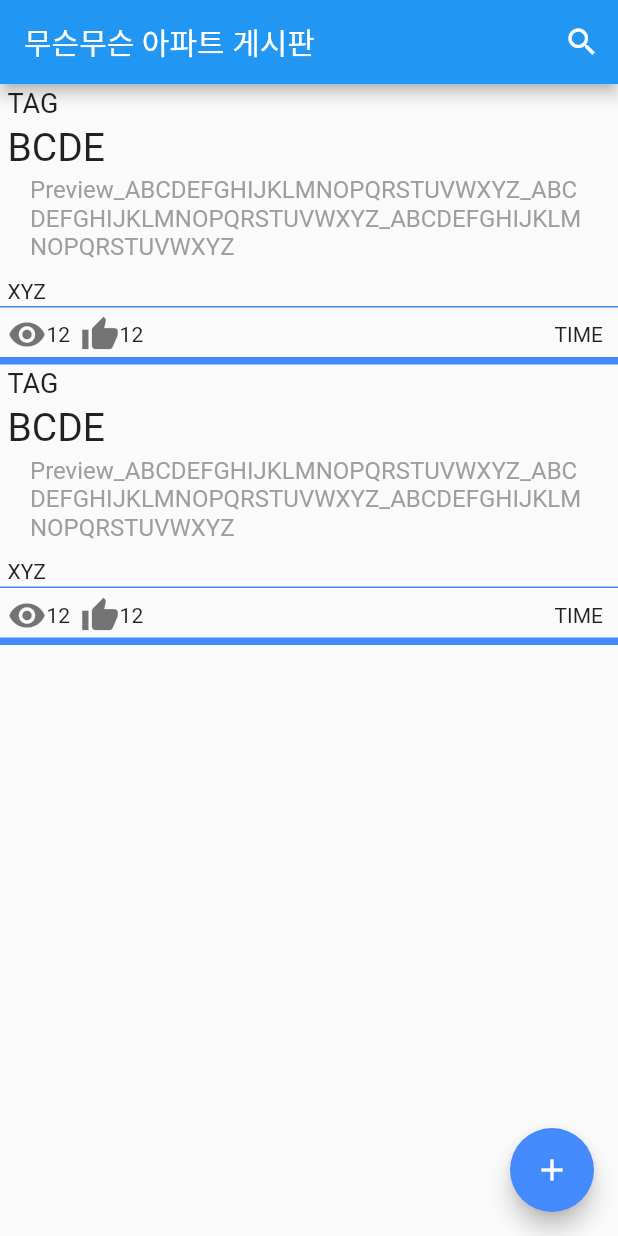
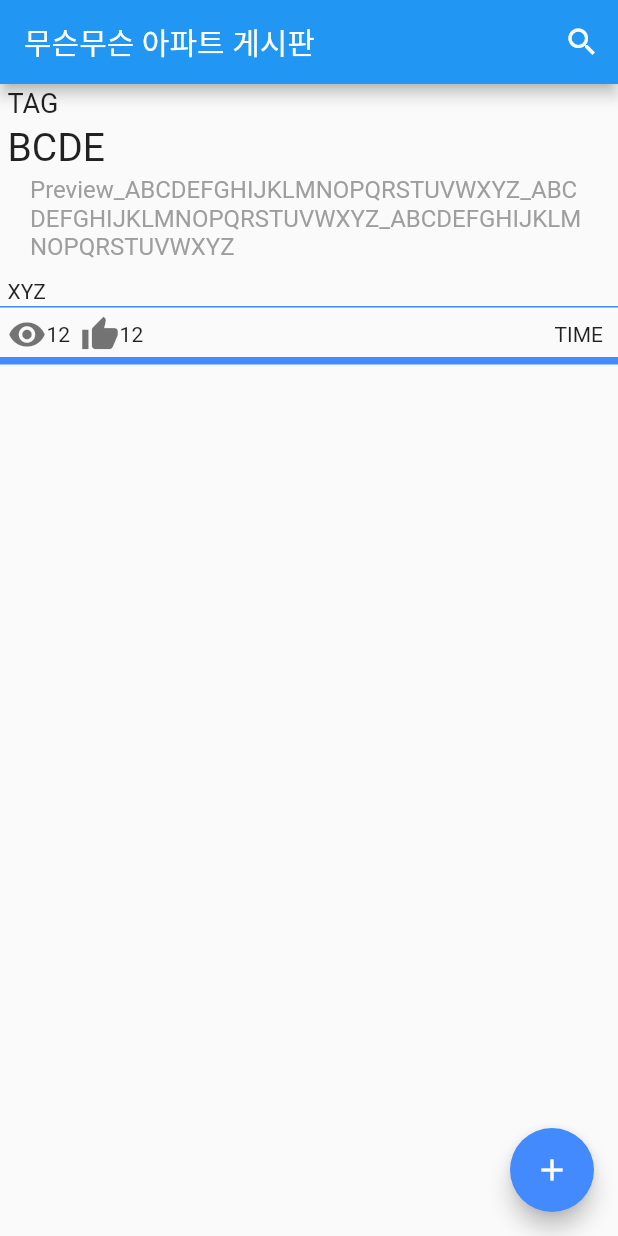
Before and after one commit to hugguggu/Apart_fore, a Flutter app: the BoardScreen screen opened directly, after a tap on the "add" icon, on a phone screen of 412 x 824 dp. Run offline on Flutter 3.47's test engine with Material 2 defaults, Android fonts, the phone set to English and light mode, and no system bars; our stand-ins replace firebase_auth, firebase_core, flutter_bloc, fluttertoast, freezed_annotation, get and 3 more; missing offline and left inert: kakao_flutter_sdk, kakao_flutter_sdk_user; accounts and stored records are empty; generated files the repository leaves out were written again.

Commit message:
포스팅 동적 생성으로 변경

```diff
--- a/lib/board/screen/board_screen.dart
+++ b/lib/board/screen/board_screen.dart
@@ -1,4 +1,5 @@
 import 'package:apart_forest/board/model/model_post.dart';
+import 'package:apart_forest/board/widget/posting_card.dart';
 import 'package:apart_forest/board/widget/search_bar.dart';
 import 'package:flutter/material.dart';
 
@@ -9,6 +10,8 @@ class BoardScreen extends StatefulWidget {
 }
 
 class _BoardScreenState extends State<BoardScreen> {
+  List<Post> postList = [];
+
   @override
   void initState() {
     super.initState();
@@ -29,22 +32,27 @@ class _BoardScreenState extends State<BoardScreen> {
         ],
       ),
       body: Center(
-        child: Column(
-          crossAxisAlignment: CrossAxisAlignment.start,
-          children: <Widget>[
-            SizedBox(
-              height: MediaQuery.of(context).size.height,
-              child: ListView(
-                scrollDirection: Axis.vertical,
-                children: makeArticleList(),
-              ),
-            ),
-          ],
-        ),
-      ),
+          child: Expanded(
+              child: ListView.builder(
+                  itemCount: postList.length,
+                  itemBuilder: (BuildContext context, int index) {
+                    return postcard(post: postList[index]);
+                  }))),
       floatingActionButton: FloatingActionButton(
         onPressed: () {
           // Add your onPressed code here!
+          Post post = Post.fromMap({
+            'title': 'BCDE',
+            'bodyText':
+                'Preview_ABCDEFGHIJKLMNOPQRSTUVWXYZ_ABCDEFGHIJKLMNOPQRSTUVWXYZ_ABCDEFGHIJKLMNOPQRSTUVWXYZ',
+            'viewer': 13,
+            'blind': false,
+            'writer': 'XYZ',
+            'visit': 12
+            // 'comment' : ['abc', 'dec']
+          });
+          postList.add(post);
+          setState(() {});
         },
         backgroundColor: Colors.blueAccent,
         child: const Icon(Icons.add),
@@ -52,142 +60,3 @@ class _BoardScreenState extends State<BoardScreen> {
     ));
   }
 }
-
-List<Widget> makeArticleList() {
-  List<Widget> res = [];
-
-  List<Post> posts = [
-    Post.fromMap({
-      'title': 'BCDE',
-      'bodyText':
-          'Preview_ABCDEFGHIJKLMNOPQRSTUVWXYZ_ABCDEFGHIJKLMNOPQRSTUVWXYZ_ABCDEFGHIJKLMNOPQRSTUVWXYZ',
-      'viewer': 13,
-      'blind': false,
-      'writer': 'XYZ',
-      'visit': 12
-      // 'comment' : ['abc', 'dec']
-    }),
-    Post.fromMap({
-      'title': 'BCDE',
-      'bodyText':
-          'Preview_ABCDEFGHIJKLMNOPQRSTUVWXYZ_ABCDEFGHIJKLMNOPQRSTUVWXYZ_ABCDEFGHIJKLMNOPQRSTUVWXYZ',
-      'viewer': 13,
-      'blind': false,
-      'writer': 'XYZ',
-      'visit': 12
-      // 'comment' : ['abc', 'dec']
-    }),
-  ];
-
-  for (var i = 0; i < posts.length; i++) {
-    res.add(
-      Column(
-        children: <Widget>[
-          InkWell(
-            onTap: () {
-              // Navigator.of(context)
-              //     .push(MaterialPageRoute<Null>(builder: (BuildContext context) {
-              //   return DetailScreen(
-              //     movies: movies[i],
-              //   );
-              // }));
-            },
-            child: Column(
-              crossAxisAlignment: CrossAxisAlignment.start,
-              children: <Widget>[
-                Container(
-                  padding: const EdgeInsets.fromLTRB(5, 2, 5, 2),
-                  child: const Text(
-                    'TAG',
-                    style: TextStyle(
-                      fontSize: 18,
-                    ),
-                  ),
-                ),
-                Container(
-                  padding: const EdgeInsets.fromLTRB(5, 2, 5, 2),
-                  child: Align(
-                    alignment: Alignment.centerLeft,
-                    child: Text(
-                      posts[i].title,
-                      style: const TextStyle(
-                        fontSize: 26,
-                      ),
-                    ),
-                  ),
-                ),
-                Container(
-                  padding: const EdgeInsets.fromLTRB(20, 2, 20, 2),
-                  child: Align(
-                    alignment: Alignment.centerLeft,
-                    child: Text(
-                      posts[i].bodyText,
-                      style: const TextStyle(fontSize: 16, color: Colors.grey),
-                    ),
-                  ),
-                ),
-                Container(
-                  padding: EdgeInsets.fromLTRB(5, 10, 5, 2),
-                  child: Text(posts[i].writer),
-                ),
-                Container(
-                  height: 1.0,
-                  width: double.maxFinite,
-                  color: Colors.blueAccent,
-                ),
-                Container(
-                  padding: const EdgeInsets.fromLTRB(5, 5, 5, 2),
-                  child: Row(
-                    mainAxisAlignment: MainAxisAlignment.spaceBetween,
-                    children: <Widget>[
-                      Row(
-                        mainAxisAlignment: MainAxisAlignment.end,
-                        children: <Widget>[
-                          const Icon(
-                            Icons.visibility,
-                            color: Colors.black54,
-                            size: 26,
-                          ),
-                          Text(
-                            posts[i].visit.toString(),
-                          ),
-                          const SizedBox(
-                            width: 7,
-                          ),
-                          const Icon(
-                            Icons.thumb_up,
-                            size: 26,
-                            color: Colors.black54,
-                          ),
-                          Text(
-                            posts[i].visit.toString(),
-                          ),
-                          // const Icon(
-                          //   Icons.comment,
-                          //   size: 26,
-                          // ),
-                          // Text(posts[i].viewer.toString()),
-                        ],
-                      ),
-                      Container(
-                        margin: EdgeInsets.fromLTRB(5, 0, 5, 0),
-                        child: Text('TIME'),
-                      )
-                    ],
-                  ),
-                ),
-                Container(
-                  height: 5.0,
-                  width: double.maxFinite,
-                  color: Colors.blueAccent,
-                ),
-              ],
-            ),
-          ),
-        ],
-      ),
-    );
-  }
-
-  return res;
-}
--- /dev/null
+++ b/lib/board/widget/posting_card.dart
@@ -0,0 +1,119 @@
+import 'package:apart_forest/board/model/model_post.dart';
+// import 'package:flutter/cupertino.dart';
+import 'package:flutter/material.dart';
+
+class postcard extends StatelessWidget {
+  // const postcard({super.key});
+  final Post post;
+
+  const postcard({Key key, this.post}) : super(key: key);
+
+  @override
+  Widget build(BuildContext context) {
+    return Column(
+      children: <Widget>[
+        InkWell(
+          onTap: () {
+            // Navigator.of(context)
+            //     .push(MaterialPageRoute<Null>(builder: (BuildContext context) {
+            //   return DetailScreen(
+            //     movies: movies[i],
+            //   );
+            // }));
+          },
+          child: Column(
+            crossAxisAlignment: CrossAxisAlignment.start,
+            children: <Widget>[
+              Container(
+                padding: const EdgeInsets.fromLTRB(5, 2, 5, 2),
+                child: const Text(
+                  'TAG',
+                  style: TextStyle(
+                    fontSize: 18,
+                  ),
+                ),
+              ),
+              Container(
+                padding: const EdgeInsets.fromLTRB(5, 2, 5, 2),
+                child: Align(
+                  alignment: Alignment.centerLeft,
+                  child: Text(
+                    post.title,
+                    style: const TextStyle(
+                      fontSize: 26,
+                    ),
+                  ),
+                ),
+              ),
+              Container(
+                padding: const EdgeInsets.fromLTRB(20, 2, 20, 2),
+                child: Align(
+                  alignment: Alignment.centerLeft,
+                  child: Text(
+                    post.bodyText,
+                    style: const TextStyle(fontSize: 16, color: Colors.grey),
+                  ),
+                ),
+              ),
+              Container(
+                padding: const EdgeInsets.fromLTRB(5, 10, 5, 2),
+                child: Text(post.writer),
+              ),
+              Container(
+                height: 1.0,
+                width: double.maxFinite,
+                color: Colors.blueAccent,
+              ),
+              Container(
+                padding: const EdgeInsets.fromLTRB(5, 5, 5, 2),
+                child: Row(
+                  mainAxisAlignment: MainAxisAlignment.spaceBetween,
+                  children: <Widget>[
+                    Row(
+                      mainAxisAlignment: MainAxisAlignment.end,
+                      children: <Widget>[
+                        const Icon(
+                          Icons.visibility,
+                          color: Colors.black54,
+                          size: 26,
+                        ),
+                        Text(
+                          post.visit.toString(),
+                        ),
+                        const SizedBox(
+                          width: 7,
+                        ),
+                        const Icon(
+                          Icons.thumb_up,
+                          size: 26,
+                          color: Colors.black54,
+                        ),
+                        Text(
+                          post.visit.toString(),
+                        ),
+                        // const Icon(
+                        //   Icons.comment,
+                        //   size: 26,
+                        // ),
+                        // Text(post.viewer.toString()),
+                      ],
+                    ),
+                    Container(
+                      margin: const EdgeInsets.fromLTRB(5, 0, 5, 0),
+                      child: const Text('TIME'),
+                    )
+                  ],
+                ),
+              ),
+              Container(
+                height: 5.0,
+                width: double.maxFinite,
+                color: Colors.blueAccent,
+              ),
+            ],
+          ),
+        ),
+      ],
+    );
+  }
+}
--- a/lib/board/widget/search_bar.dart
+++ b/lib/board/widget/search_bar.dart
@@ -27,13 +27,19 @@ class Search extends SearchDelegate {
 
   @override
   Widget buildResults(BuildContext context) {
+    (element) => element.contains(query);
+    String ss = query;
+
     return AlertDialog(
       title: const Text('AlertDialog Title'),
       content: SingleChildScrollView(
         child: ListBody(
           children: const <Widget>[
-            Text('This is a demo alert dialog.'),
-            Text('Would you like to approve of this message?'),
+            // Uri.dataFromString(query),
+            // UriData.fromString(query)
+            // Text(ss),
+            // print(ss);
+            // Text('Would you like to approve of this message?'),
           ],
         ),
       ),
```
